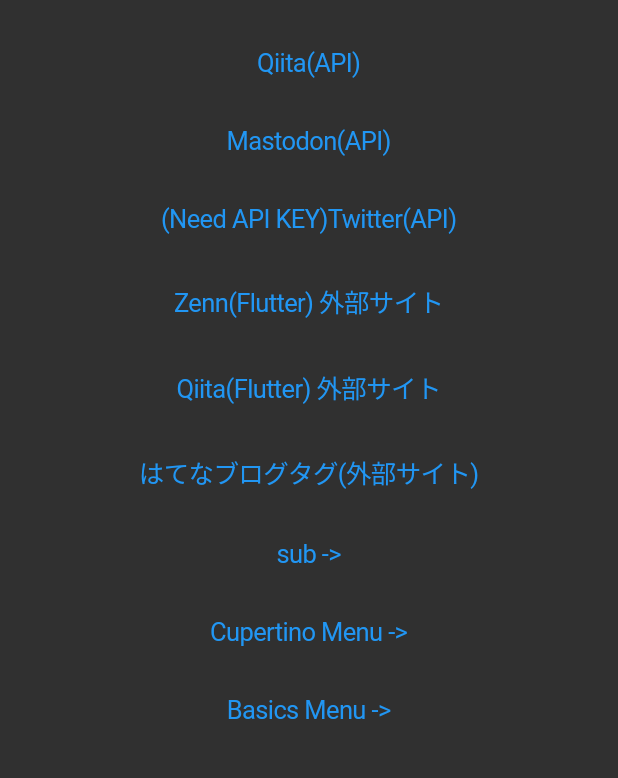
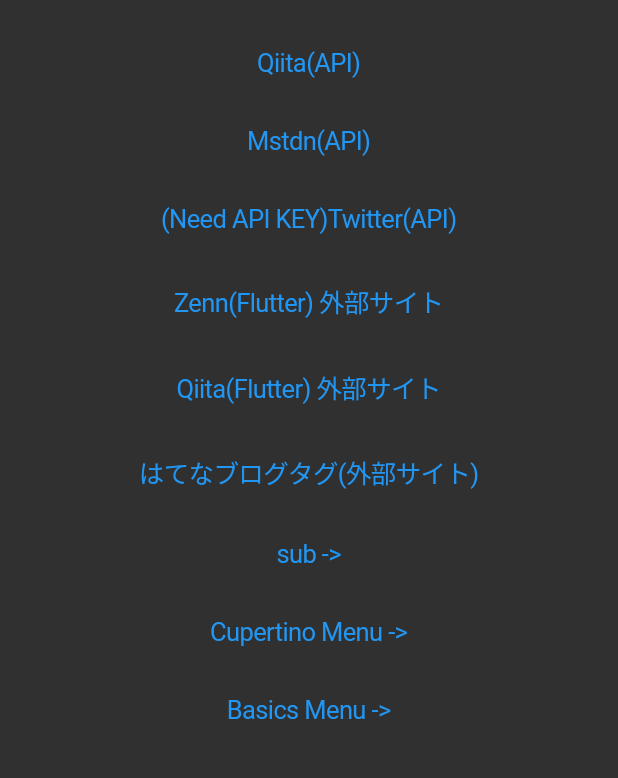
Before and after one commit to hiroyuki12/flutter_my_app2, a Flutter app: the screen it shows after launch, on a phone screen of 412 x 824 dp, the part 393-1171 px from its top. Run offline on Flutter 3.47's test engine with Material 2 defaults, Android fonts, the phone set to English and light mode, and no system bars; our stand-ins replace firebase_auth, firebase_core, firebase_database, flutter_signin_button, local_auth, shared_preferences and 1 more; missing offline and left inert: flutter_share, oauth1, sqlite_viewer; accounts and stored records are empty.

Commit message:
Update lib/main.dart Mstdn.

```diff
--- a/lib/main.dart
+++ b/lib/main.dart
@@ -73,7 +73,7 @@ class _MyHomePageState extends State<MyHomePage> {
                   context, MaterialPageRoute(builder: (context) => Qiita())),
             ),
             CupertinoButton(
-              child: Text("Mastodon(API)"),
+              child: Text("Mstdn(API)"),
               onPressed: () => Navigator.push(
                   context, MaterialPageRoute(builder: (context) => Mastodon())),
             ),
```
